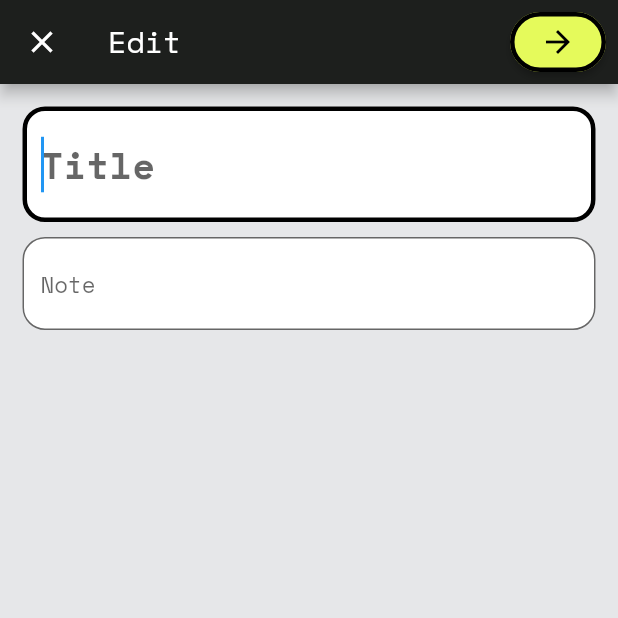
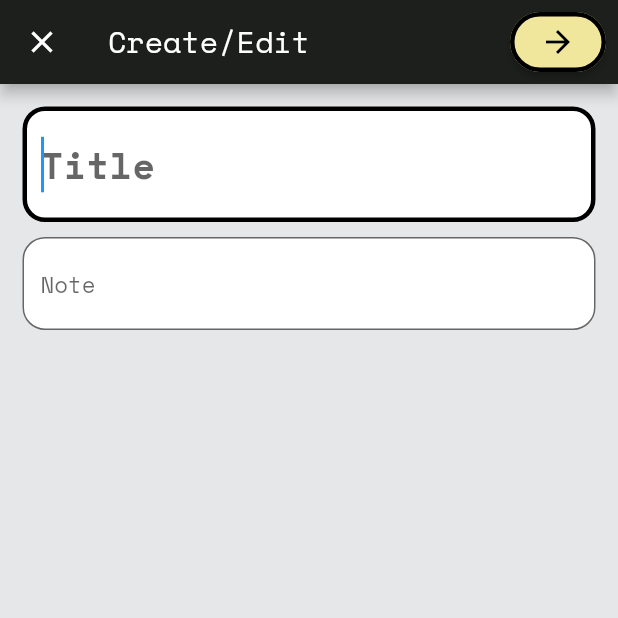
Before and after one commit to srijanishere/Notes_App, a Flutter app: the screen it shows after launch, after a tap on the "edit" icon, on a phone screen of 412 x 824 dp, the top half of it. Run offline on Flutter 3.47's test engine with Material 2 defaults, Android fonts, the phone set to English and light mode, and no system bars; our stand-ins replace loading_animation_widget; network calls fail.

Commit message:
Modified notes tile background color

```diff
--- a/Frontend/notes_app/lib/pages/add_new_note.dart
+++ b/Frontend/notes_app/lib/pages/add_new_note.dart
@@ -61,7 +61,7 @@ class _AddNewNoteState extends State<AddNewNote> {
       backgroundColor: Color(0xFFE6E7E9),
       appBar: AppBar(
         title: Text(
-          'Edit',
+          'Create/Edit',
           style: TextStyle(
             fontFamily: 'SpaceMono',
             fontSize: 20,
@@ -88,7 +88,7 @@ class _AddNewNoteState extends State<AddNewNote> {
             padding: const EdgeInsets.all(8.0),
             child: ElevatedButton(
               style: ButtonStyle(
-                backgroundColor: MaterialStateProperty.all(Color(0xFFE5FA5B)),
+                backgroundColor: MaterialStateProperty.all(Color(0xFFf0e69c)),
                 shape: MaterialStateProperty.all(
                   RoundedRectangleBorder(
                     borderRadius: BorderRadius.circular(20.0),
--- a/Frontend/notes_app/lib/pages/home_page.dart
+++ b/Frontend/notes_app/lib/pages/home_page.dart
@@ -62,7 +62,13 @@ class _HomePageState extends State<HomePage> {
                             decoration: InputDecoration(
                               focusedBorder: OutlineInputBorder(
                                 borderSide: BorderSide(
-                                  color: Color(0xff5D5E7D),
+                                  color: Colors.black,
+                                ),
+                                borderRadius: BorderRadius.circular(15),
+                              ),
+                              enabledBorder: OutlineInputBorder(
+                                borderSide: BorderSide(
+                                  color: Colors.white,
                                 ),
                                 borderRadius: BorderRadius.circular(15),
                               ),
@@ -81,7 +87,7 @@ class _HomePageState extends State<HomePage> {
                               border: OutlineInputBorder(
                                 borderSide: const BorderSide(
                                   style: BorderStyle.solid,
-                                  color: Colors.black,
+                                  color: Colors.white,
                                 ),
                                 borderRadius: BorderRadius.circular(15),
                               ),
@@ -124,7 +130,7 @@ class _HomePageState extends State<HomePage> {
                                       margin: const EdgeInsets.all(10.0),
                                       padding: const EdgeInsets.all(10.0),
                                       decoration: BoxDecoration(
-                                        color: Colors.white,
+                                        color: Color(0xFFf0e9b4),
                                         borderRadius:
                                             BorderRadius.circular(20.0),
                                         border: Border.all(
@@ -215,7 +221,7 @@ class _HomePageState extends State<HomePage> {
             )
           : Center(
               child: LoadingAnimationWidget.stretchedDots(
-                color: Colors.purple,
+                color: Colors.black,
                 size: 100,
               ),
             ),
```
